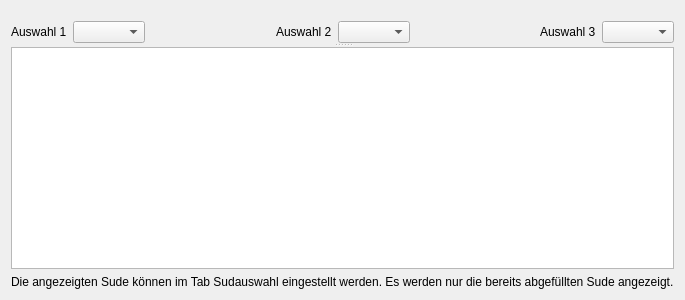
This is kleiner-brauhelfer/tabbrauuebersicht.ui in kleiner-brauhelfer/kleiner-brauhelfer-2 as Qt 5 draws it before an edit. The edited form follows.
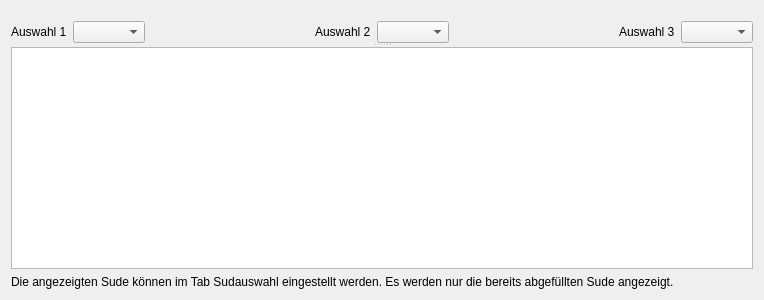
This is the edited form. Custom widgets are drawn as their Qt base class.

What changed in the file:
```diff
--- a/kleiner-brauhelfer/tabbrauuebersicht.ui
+++ b/kleiner-brauhelfer/tabbrauuebersicht.ui
@@ -6,7 +6,7 @@
    <rect>
     <x>0</x>
     <y>0</y>
-    <width>669</width>
+    <width>764</width>
     <height>300</height>
    </rect>
   </property>
```
Left out of the diff: 6 changed lines with no effect on the pictures.
